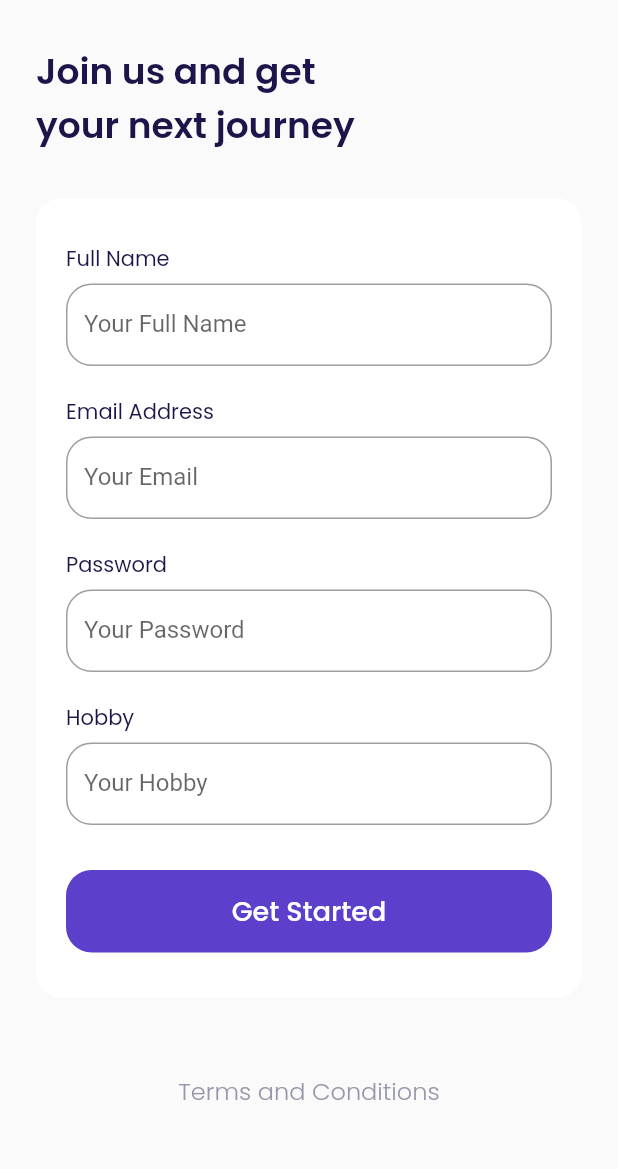
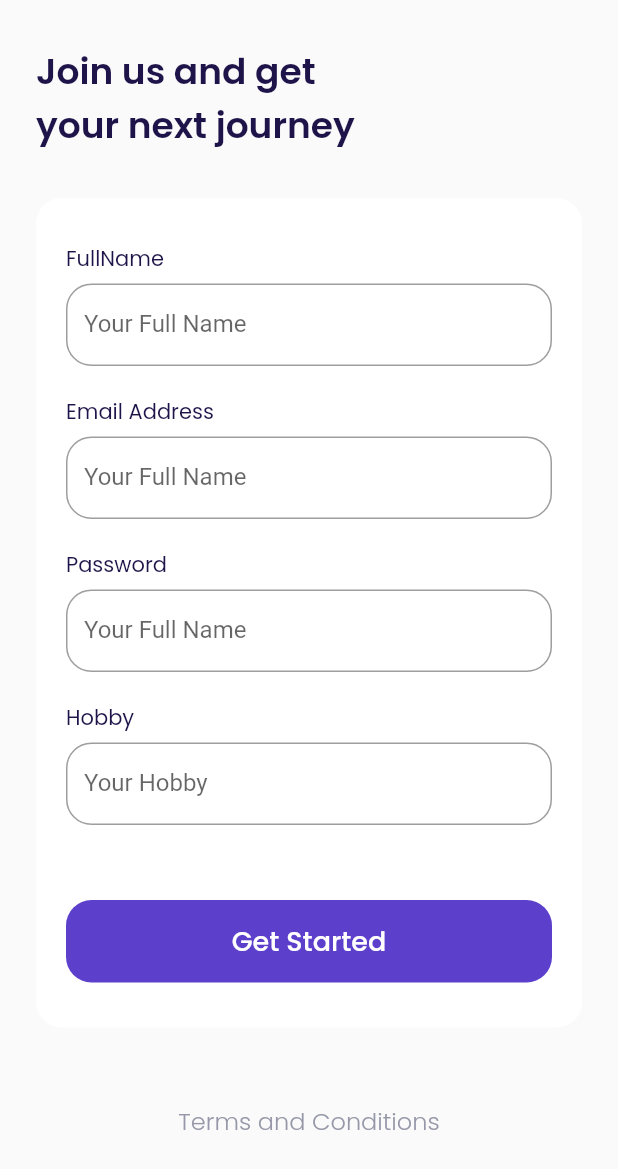
Before and after one commit to rafiyandi/Airplane, a Flutter app: the SignUpPage screen opened by its route, on a phone screen of 412 x 824 dp. Shown: the top 1169 px of the screen. Run offline on Flutter 3.47's test engine with Material 2 defaults, Android fonts, the phone set to English and light mode, and no system bars; our stand-ins replace bloc, cloud_firestore, equatable, firebase_auth, firebase_core, flutter_bloc and 1 more; accounts and stored records are empty.

Commit message:
custom text form field

```diff
--- a/app_travel/lib/ui/page/sign_up_page.dart
+++ b/app_travel/lib/ui/page/sign_up_page.dart
@@ -1,5 +1,6 @@
 import 'package:app_travel/shared/theme.dart';
 import 'package:app_travel/ui/widgets/custom_button.dart';
+import 'package:app_travel/ui/widgets/custom_text_form_field.dart';
 import 'package:flutter/material.dart';
 
 class SignUpPage extends StatelessWidget {
@@ -19,130 +20,31 @@ class SignUpPage extends StatelessWidget {
 
     Widget inputSection() {
       Widget fullNameInput() {
-        return Container(
-          width: double.infinity,
-          height: 82,
-          child: Column(
-            crossAxisAlignment: CrossAxisAlignment.start,
-            children: [
-              Text(
-                "Full Name",
-                style: blackTextStyle,
-              ),
-              const SizedBox(
-                height: 6,
-              ),
-              Expanded(
-                child: TextFormField(
-                  decoration: InputDecoration(
-                      hintText: "Your Full Name",
-                      border: OutlineInputBorder(
-                        borderRadius: BorderRadius.circular(defaultRadius),
-                      ),
-                      focusedBorder: OutlineInputBorder(
-                          borderRadius: BorderRadius.circular(defaultRadius),
-                          borderSide: BorderSide(color: kPrimaryColor))),
-                ),
-              ),
-            ],
-          ),
+        return CustomTextFormField(
+          title: "FullName",
+          hintText: "Your Full Name",
         );
       }
 
       Widget emailInput() {
-        return Container(
-          margin: const EdgeInsets.only(top: 20),
-          width: double.infinity,
-          height: 82,
-          child: Column(
-            crossAxisAlignment: CrossAxisAlignment.start,
-            children: [
-              Text(
-                "Email Address",
-                style: blackTextStyle,
-              ),
-              const SizedBox(
-                height: 6,
-              ),
-              Expanded(
-                child: TextFormField(
-                  decoration: InputDecoration(
-                      hintText: "Your Email",
-                      border: OutlineInputBorder(
-                        borderRadius: BorderRadius.circular(defaultRadius),
-                      ),
-                      focusedBorder: OutlineInputBorder(
-                          borderRadius: BorderRadius.circular(defaultRadius),
-                          borderSide: BorderSide(color: kPrimaryColor))),
-                ),
-              ),
-            ],
-          ),
+        return CustomTextFormField(
+          title: "Email Address",
+          hintText: "Your Full Name",
         );
       }
 
       Widget passwordInput() {
-        return Container(
-          margin: const EdgeInsets.only(top: 20),
-          width: double.infinity,
-          height: 82,
-          child: Column(
-            crossAxisAlignment: CrossAxisAlignment.start,
-            children: [
-              Text(
-                "Password",
-                style: blackTextStyle,
-              ),
-              const SizedBox(
-                height: 6,
-              ),
-              Expanded(
-                child: TextFormField(
-                  obscureText: true,
-                  decoration: InputDecoration(
-                      hintText: "Your Password",
-                      border: OutlineInputBorder(
-                        borderRadius: BorderRadius.circular(defaultRadius),
-                      ),
-                      focusedBorder: OutlineInputBorder(
-                          borderRadius: BorderRadius.circular(defaultRadius),
-                          borderSide: BorderSide(color: kPrimaryColor))),
-                ),
-              ),
-            ],
-          ),
+        return CustomTextFormField(
+          obscureText: true,
+          title: "Password",
+          hintText: "Your Full Name",
         );
       }
 
       Widget hobbyInput() {
-        return Container(
-          margin: const EdgeInsets.only(top: 20),
-          width: double.infinity,
-          height: 82,
-          child: Column(
-            crossAxisAlignment: CrossAxisAlignment.start,
-            children: [
-              Text(
-                "Hobby",
-                style: blackTextStyle,
-              ),
-              const SizedBox(
-                height: 6,
-              ),
-              Expanded(
-                child: TextFormField(
-                  decoration: InputDecoration(
-                      hintText: "Your Hobby",
-                      border: OutlineInputBorder(
-                        borderRadius: BorderRadius.circular(defaultRadius),
-                      ),
-                      focusedBorder: OutlineInputBorder(
-                          borderRadius: BorderRadius.circular(defaultRadius),
-                          borderSide: BorderSide(color: kPrimaryColor))),
-                ),
-              ),
-            ],
-          ),
+        return CustomTextFormField(
+          title: "Hobby",
+          hintText: "Your Hobby",
         );
       }
 
--- /dev/null
+++ b/app_travel/lib/ui/widgets/custom_text_form_field.dart
@@ -0,0 +1,48 @@
+import 'package:app_travel/shared/theme.dart';
+import 'package:flutter/material.dart';
+
+class CustomTextFormField extends StatelessWidget {
+  const CustomTextFormField(
+      {Key? key,
+      required this.hintText,
+      this.obscureText = false,
+      required this.title})
+      : super(key: key);
+  final String title;
+  final String hintText;
+  final bool obscureText;
+
+  @override
+  Widget build(BuildContext context) {
+    return Container(
+      width: double.infinity,
+      height: 82,
+      margin: EdgeInsets.only(bottom: 20),
+      child: Column(
+        crossAxisAlignment: CrossAxisAlignment.start,
+        children: [
+          Text(
+            title,
+            style: blackTextStyle,
+          ),
+          const SizedBox(
+            height: 6,
+          ),
+          Expanded(
+            child: TextFormField(
+              obscureText: obscureText,
+              decoration: InputDecoration(
+                  hintText: hintText,
+                  border: OutlineInputBorder(
+                    borderRadius: BorderRadius.circular(defaultRadius),
+                  ),
+                  focusedBorder: OutlineInputBorder(
+                      borderRadius: BorderRadius.circular(defaultRadius),
+                      borderSide: BorderSide(color: kPrimaryColor))),
+            ),
+          ),
+        ],
+      ),
+    );
+  }
+}
```
